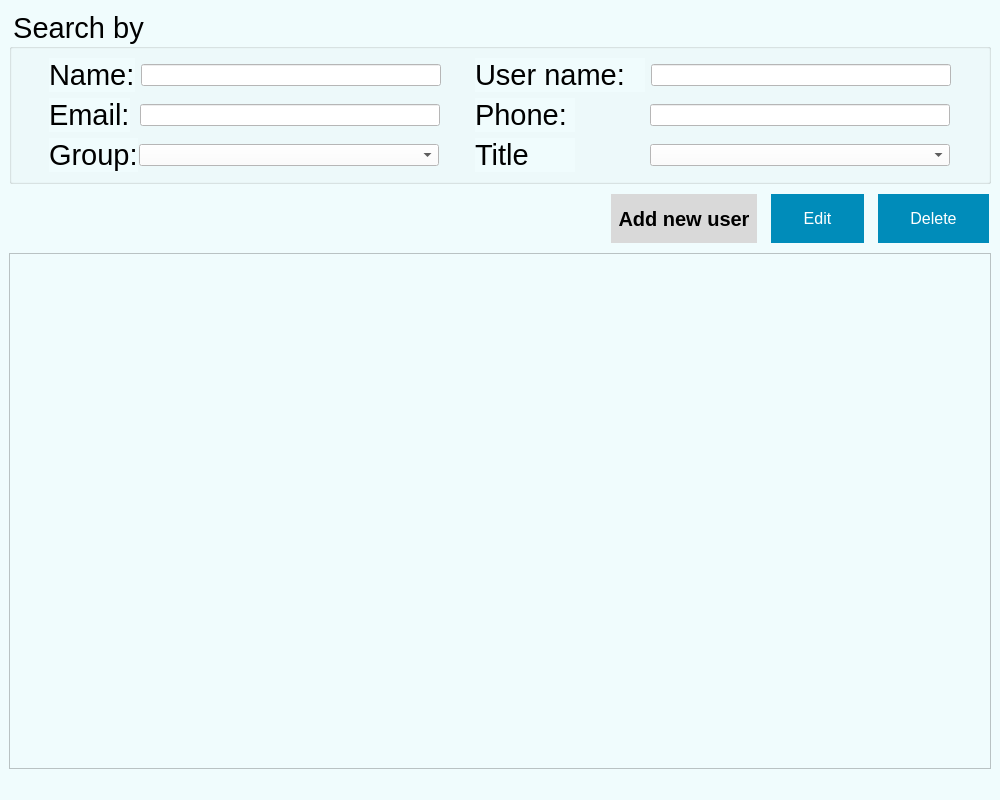
The window that forms/employees_manager_GUI.ui (nasserahmed96/invoces_manager) describes before a commit, drawn with Qt 5.
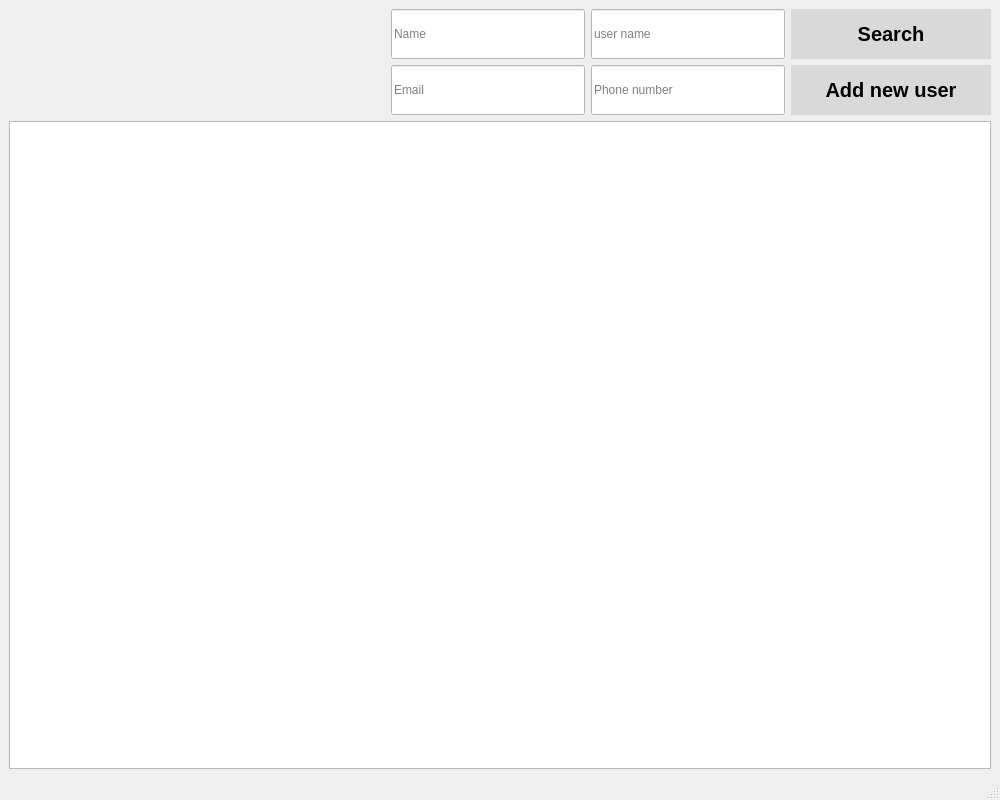
The same window after the commit.

Commit message: Added Employees table model, using dataframes as Datasource

Diff of the .ui file:
```diff
--- a/forms/employees_manager_GUI.ui
+++ b/forms/employees_manager_GUI.ui
@@ -32,546 +32,260 @@
    <string>Employee management</string>
   </property>
   <property name="styleSheet">
-   <string notr="true">background-color:#f0fcfd;</string>
+   <string notr="true"/>
   </property>
   <widget class="QWidget" name="centralwidget">
-   <layout class="QVBoxLayout" name="verticalLayout_3">
+   <layout class="QVBoxLayout" name="verticalLayout">
     <item>
-     <widget class="QGroupBox" name="groupBox">
-      <property name="font">
-       <font>
-        <pointsize>22</pointsize>
-       </font>
+     <layout class="QHBoxLayout" name="horizontalLayout">
+      <property name="bottomMargin">
+       <number>0</number>
       </property>
-      <property name="title">
-       <string>Search by</string>
-      </property>
-      <layout class="QHBoxLayout" name="horizontalLayout_8">
-       <item>
-        <layout class="QVBoxLayout" name="verticalLayout">
-         <item>
-          <layout class="QHBoxLayout" name="horizontalLayout">
-           <property name="sizeConstraint">
-            <enum>QLayout::SetFixedSize</enum>
-           </property>
-           <property name="leftMargin">
-            <number>0</number>
-           </property>
-           <item>
-            <widget class="QLabel" name="nameLabel">
-             <property name="sizePolicy">
-              <sizepolicy hsizetype="Fixed" vsizetype="Preferred">
-               <horstretch>0</horstretch>
-               <verstretch>0</verstretch>
-              </sizepolicy>
-             </property>
-             <property name="maximumSize">
-              <size>
-               <width>100</width>
-               <height>100</height>
-              </size>
-             </property>
-             <property name="font">
-              <font>
-               <pointsize>22</pointsize>
-              </font>
-             </property>
-             <property name="text">
-              <string>Name:</string>
-             </property>
-            </widget>
-           </item>
-           <item>
-            <widget class="QLineEdit" name="nameLineEdit">
-             <property name="sizePolicy">
-              <sizepolicy hsizetype="Fixed" vsizetype="Fixed">
-               <horstretch>0</horstretch>
-               <verstretch>0</verstretch>
-              </sizepolicy>
-             </property>
-             <property name="minimumSize">
-              <size>
-               <width>300</width>
-               <height>0</height>
-              </size>
-             </property>
-             <property name="maximumSize">
-              <size>
-               <width>300</width>
-               <height>16777215</height>
-              </size>
-             </property>
-             <property name="layoutDirection">
-              <enum>Qt::LeftToRight</enum>
-             </property>
-             <property name="styleSheet">
-              <string notr="true">background-color:white;</string>
-             </property>
-            </widget>
-           </item>
-          </layout>
-         </item>
-         <item>
-          <layout class="QHBoxLayout" name="horizontalLayout_3">
-           <property name="spacing">
-            <number>10</number>
-           </property>
-           <property name="sizeConstraint">
-            <enum>QLayout::SetFixedSize</enum>
-           </property>
-           <item>
-            <widget class="QLabel" name="emailLabel">
-             <property name="sizePolicy">
-              <sizepolicy hsizetype="Fixed" vsizetype="Preferred">
-               <horstretch>0</horstretch>
-               <verstretch>0</verstretch>
-              </sizepolicy>
-             </property>
-             <property name="font">
-              <font>
-               <pointsize>22</pointsize>
-              </font>
-             </property>
-             <property name="text">
-              <string>Email:</string>
-             </property>
-            </widget>
-           </item>
-           <item>
-            <widget class="QLineEdit" name="emailLabel_2">
-             <property name="sizePolicy">
-              <sizepolicy hsizetype="Fixed" vsizetype="Fixed">
-               <horstretch>0</horstretch>
-               <verstretch>0</verstretch>
-              </sizepolicy>
-             </property>
-             <property name="minimumSize">
-              <size>
-               <width>300</width>
-               <height>0</height>
-              </size>
-             </property>
-             <property name="maximumSize">
-              <size>
-               <width>300</width>
-               <height>16777215</height>
-              </size>
-             </property>
-             <property name="styleSheet">
-              <string notr="true">background-color:white;</string>
-             </property>
-            </widget>
-           </item>
-          </layout>
-         </item>
-         <item>
-          <layout class="QHBoxLayout" name="horizontalLayout_5">
-           <property name="spacing">
-            <number>1</number>
-           </property>
-           <property name="sizeConstraint">
-            <enum>QLayout::SetFixedSize</enum>
-           </property>
-           <item>
-            <widget class="QLabel" name="nameLabel_5">
-             <property name="sizePolicy">
-              <sizepolicy hsizetype="Fixed" vsizetype="Preferred">
-               <horstretch>0</horstretch>
-               <verstretch>0</verstretch>
-              </sizepolicy>
-             </property>
-             <property name="font">
-              <font>
-               <pointsize>22</pointsize>
-              </font>
-             </property>
-             <property name="text">
-              <string>Group:</string>
-             </property>
-            </widget>
-           </item>
-           <item>
-            <widget class="QComboBox" name="comboBox">
-             <property name="sizePolicy">
-              <sizepolicy hsizetype="Fixed" vsizetype="Fixed">
-               <horstretch>0</horstretch>
-               <verstretch>0</verstretch>
-              </sizepolicy>
-             </property>
-             <property name="minimumSize">
-              <size>
-               <width>300</width>
-               <height>0</height>
-              </size>
-             </property>
-             <property name="maximumSize">
-              <size>
-               <width>300</width>
-               <height>16777215</height>
-              </size>
-             </property>
-             <property name="styleSheet">
-              <string notr="true">background-color:white;</string>
-             </property>
-            </widget>
-           </item>
-          </layout>
-         </item>
-        </layout>
-       </item>
-       <item>
-        <layout class="QVBoxLayout" name="verticalLayout_2">
-         <property name="sizeConstraint">
-          <enum>QLayout::SetMaximumSize</enum>
-         </property>
-         <item>
-          <layout class="QHBoxLayout" name="horizontalLayout_2">
-           <property name="sizeConstraint">
-            <enum>QLayout::SetMaximumSize</enum>
-           </property>
-           <property name="leftMargin">
-            <number>0</number>
-           </property>
-           <item>
-            <widget class="QLabel" name="nameLabel_2">
-             <property name="sizePolicy">
-              <sizepolicy hsizetype="Fixed" vsizetype="Preferred">
-               <horstretch>0</horstretch>
-               <verstretch>0</verstretch>
-              </sizepolicy>
-             </property>
-             <property name="maximumSize">
-              <size>
-               <width>170</width>
-               <height>100</height>
-              </size>
-             </property>
-             <property name="font">
-              <font>
-               <pointsize>22</pointsize>
-              </font>
-             </property>
-             <property name="text">
-              <string>User name:</string>
-             </property>
-            </widget>
-           </item>
-           <item>
-            <widget class="QLineEdit" name="nameLineEdit_2">
-             <property name="sizePolicy">
-              <sizepolicy hsizetype="Expanding" vsizetype="Fixed">
-               <horstretch>0</horstretch>
-               <verstretch>0</verstretch>
-              </sizepolicy>
-             </property>
-             <property name="minimumSize">
-              <size>
-               <width>300</width>
-               <height>0</height>
-              </size>
-             </property>
-             <property name="maximumSize">
-              <size>
-               <width>300</width>
-               <height>16777215</height>
-              </size>
-             </property>
-             <property name="layoutDirection">
-              <enum>Qt::LeftToRight</enum>
-             </property>
-             <property name="styleSheet">
-              <string notr="true">background-color:white;</string>
-             </property>
-            </widget>
-           </item>
-          </layout>
-         </item>
-         <item>
-          <layout class="QHBoxLayout" name="horizontalLayout_4">
-           <property name="spacing">
-            <number>75</number>
-           </property>
-           <property name="sizeConstraint">
-            <enum>QLayout::SetMaximumSize</enum>
-           </property>
-           <property name="leftMargin">
-            <number>0</number>
-           </property>
-           <item>
-            <widget class="QLabel" name="nameLabel_4">
-             <property name="sizePolicy">
-              <sizepolicy hsizetype="Fixed" vsizetype="Preferred">
-               <horstretch>0</horstretch>
-               <verstretch>0</verstretch>
-              </sizepolicy>
-             </property>
-             <property name="maximumSize">
-              <size>
-               <width>100</width>
-               <height>100</height>
-              </size>
-             </property>
-             <property name="font">
-              <font>
-               <pointsize>22</pointsize>
-              </font>
-             </property>
-             <property name="text">
-              <string>Phone:</string>
-             </property>
-            </widget>
-           </item>
-           <item>
-            <widget class="QLineEdit" name="nameLineEdit_4">
-             <property name="sizePolicy">
-              <sizepolicy hsizetype="Expanding" vsizetype="Fixed">
-               <horstretch>0</horstretch>
-               <verstretch>0</verstretch>
-              </sizepolicy>
-             </property>
-             <property name="minimumSize">
-              <size>
-               <width>300</width>
-               <height>0</height>
-              </size>
-             </property>
-             <property name="maximumSize">
-              <size>
-               <width>300</width>
-               <height>16777215</height>
-              </size>
-             </property>
-             <property name="layoutDirection">
-              <enum>Qt::LeftToRight</enum>
-             </property>
-             <property name="styleSheet">
-              <string notr="true">background-color:white;</string>
-             </property>
-            </widget>
-           </item>
-          </layout>
-         </item>
-         <item>
-          <layout class="QHBoxLayout" name="horizontalLayout_6">
-           <property name="spacing">
-            <number>75</number>
-           </property>
-           <property name="sizeConstraint">
-            <enum>QLayout::SetMaximumSize</enum>
-           </property>
-           <item>
-            <widget class="QLabel" name="nameLabel_6">
-             <property name="sizePolicy">
-              <sizepolicy hsizetype="Fixed" vsizetype="Preferred">
-               <horstretch>0</horstretch>
-               <verstretch>0</verstretch>
-              </sizepolicy>
-             </property>
-             <property name="maximumSize">
-              <size>
-               <width>100</width>
-               <height>100</height>
-              </size>
-             </property>
-             <property name="sizeIncrement">
-              <size>
-               <width>170</width>
-               <height>100</height>
-              </size>
-             </property>
-             <property name="font">
-              <font>
-               <pointsize>22</pointsize>
-              </font>
-             </property>
-             <property name="text">
-              <string>Title</string>
-             </property>
-            </widget>
-           </item>
-           <item>
-            <widget class="QComboBox" name="comboBox_2">
-             <property name="sizePolicy">
-              <sizepolicy hsizetype="Expanding" vsizetype="Fixed">
-               <horstretch>0</horstretch>
-               <verstretch>0</verstretch>
-              </sizepolicy>
-             </property>
-             <property name="minimumSize">
-              <size>
-               <width>300</width>
-               <height>0</height>
-              </size>
-             </property>
-             <property name="maximumSize">
-              <size>
-               <width>300</width>
-               <height>16777215</height>
-              </size>
-             </property>
-             <property name="styleSheet">
-              <string notr="true">background-color:white;</string>
-             </property>
-            </widget>
-           </item>
-          </layout>
-         </item>
-        </layout>
-       </item>
-      </layout>
-     </widget>
-    </item>
-    <item>
-     <layout class="QHBoxLayout" name="horizontalLayout_7">
       <item>
        <spacer name="horizontalSpacer">
         <property name="orientation">
          <enum>Qt::Horizontal</enum>
         </property>
+        <property name="sizeType">
+         <enum>QSizePolicy::Expanding</enum>
+        </property>
         <property name="sizeHint" stdset="0">
          <size>
-          <width>578</width>
+          <width>80</width>
           <height>20</height>
          </size>
         </property>
        </spacer>
       </item>
       <item>
-       <layout class="QHBoxLayout" name="horizontalLayout_9">
-        <property name="spacing">
-         <number>10</number>
+       <widget class="QLineEdit" name="name_line_edit">
+        <property name="sizePolicy">
+         <sizepolicy hsizetype="Preferred" vsizetype="Preferred">
+          <horstretch>0</horstretch>
+          <verstretch>0</verstretch>
+         </sizepolicy>
         </property>
-        <item>
-         <widget class="QPushButton" name="add_employee_btn">
-          <property name="sizePolicy">
-           <sizepolicy hsizetype="Minimum" vsizetype="Preferred">
-            <horstretch>0</horstretch>
-            <verstretch>0</verstretch>
-           </sizepolicy>
-          </property>
-          <property name="minimumSize">
-           <size>
-            <width>150</width>
-            <height>25</height>
-           </size>
-          </property>
-          <property name="maximumSize">
-           <size>
-            <width>200</width>
-            <height>90</height>
-           </size>
-          </property>
-          <property name="font">
-           <font>
-            <pointsize>15</pointsize>
-            <weight>75</weight>
-            <bold>true</bold>
-            <underline>false</underline>
-            <strikeout>false</strikeout>
-           </font>
-          </property>
-          <property name="styleSheet">
-           <string notr="true">
+        <property name="minimumSize">
+         <size>
+          <width>194</width>
+          <height>50</height>
+         </size>
+        </property>
+        <property name="maximumSize">
+         <size>
+          <width>194</width>
+          <height>50</height>
+         </size>
+        </property>
+        <property name="layoutDirection">
+         <enum>Qt::LeftToRight</enum>
+        </property>
+        <property name="styleSheet">
+         <string notr="true">background-color:white;</string>
+        </property>
+        <property name="placeholderText">
+         <string>Name</string>
+        </property>
+       </widget>
+      </item>
+      <item>
+       <widget class="QLineEdit" name="username_line_edit">
+        <property name="sizePolicy">
+         <sizepolicy hsizetype="Preferred" vsizetype="Preferred">
+          <horstretch>0</horstretch>
+          <verstretch>0</verstretch>
+         </sizepolicy>
+        </property>
+        <property name="minimumSize">
+         <size>
+          <width>194</width>
+          <height>50</height>
+         </size>
+        </property>
+        <property name="maximumSize">
+         <size>
+          <width>194</width>
+          <height>50</height>
+         </size>
+        </property>
+        <property name="layoutDirection">
+         <enum>Qt::LeftToRight</enum>
+        </property>
+        <property name="styleSheet">
+         <string notr="true">background-color:white;</string>
+        </property>
+        <property name="placeholderText">
+         <string>user name</string>
+        </property>
+       </widget>
+      </item>
+      <item>
+       <widget class="QPushButton" name="search_employee_btn">
+        <property name="sizePolicy">
+         <sizepolicy hsizetype="Preferred" vsizetype="Preferred">
+          <horstretch>0</horstretch>
+          <verstretch>0</verstretch>
+         </sizepolicy>
+        </property>
+        <property name="minimumSize">
+         <size>
+          <width>200</width>
+          <height>50</height>
+         </size>
+        </property>
+        <property name="maximumSize">
+         <size>
+          <width>300</width>
+          <height>100</height>
+         </size>
+        </property>
+        <property name="font">
+         <font>
+          <pointsize>15</pointsize>
+          <weight>75</weight>
+          <bold>true</bold>
+          <underline>false</underline>
+          <strikeout>false</strikeout>
+         </font>
+        </property>
+        <property name="styleSheet">
+         <string notr="true">
   background-color: #D9D9D9;
   border: none;
   color: black;
   text-align: center;
   text-decoration: none;
-  margin: 4px 2px;
 </string>
-          </property>
-          <property name="text">
-           <string>Add new user</string>
-          </property>
-         </widget>
-        </item>
-        <item>
-         <widget class="QPushButton" name="edit_employee_btn">
-          <property name="enabled">
-           <bool>false</bool>
-          </property>
-          <property name="sizePolicy">
-           <sizepolicy hsizetype="Fixed" vsizetype="Fixed">
-            <horstretch>0</horstretch>
-            <verstretch>0</verstretch>
-           </sizepolicy>
-          </property>
-          <property name="maximumSize">
-           <size>
-            <width>200</width>
-            <height>90</height>
-           </size>
-          </property>
-          <property name="font">
-           <font>
-            <pointsize>-1</pointsize>
-            <underline>false</underline>
-            <strikeout>false</strikeout>
-           </font>
-          </property>
-          <property name="styleSheet">
-           <string notr="true">
-  background-color: #008CBA;
+        </property>
+        <property name="text">
+         <string>Search</string>
+        </property>
+       </widget>
+      </item>
+     </layout>
+    </item>
+    <item>
+     <layout class="QHBoxLayout" name="horizontalLayout_2">
+      <property name="bottomMargin">
+       <number>0</number>
+      </property>
+      <item>
+       <spacer name="horizontalSpacer_2">
+        <property name="orientation">
+         <enum>Qt::Horizontal</enum>
+        </property>
+        <property name="sizeType">
+         <enum>QSizePolicy::Expanding</enum>
+        </property>
+        <property name="sizeHint" stdset="0">
+         <size>
+          <width>80</width>
+          <height>20</height>
+         </size>
+        </property>
+       </spacer>
+      </item>
+      <item>
+       <widget class="QLineEdit" name="email_line_edit">
+        <property name="sizePolicy">
+         <sizepolicy hsizetype="Preferred" vsizetype="Fixed">
+          <horstretch>0</horstretch>
+          <verstretch>0</verstretch>
+         </sizepolicy>
+        </property>
+        <property name="minimumSize">
+         <size>
+          <width>194</width>
+          <height>50</height>
+         </size>
+        </property>
+        <property name="maximumSize">
+         <size>
+          <width>194</width>
+          <height>50</height>
+         </size>
+        </property>
+        <property name="styleSheet">
+         <string notr="true">background-color:white;</string>
+        </property>
+        <property name="placeholderText">
+         <string>Email</string>
+        </property>
+       </widget>
+      </item>
+      <item>
+       <widget class="QLineEdit" name="phone_number_line_edit">
+        <property name="sizePolicy">
+         <sizepolicy hsizetype="Preferred" vsizetype="Fixed">
+          <horstretch>0</horstretch>
+          <verstretch>0</verstretch>
+         </sizepolicy>
+        </property>
+        <property name="minimumSize">
+         <size>
+          <width>194</width>
+          <height>50</height>
+         </size>
+        </property>
+        <property name="maximumSize">
+         <size>
+          <width>194</width>
+          <height>50</height>
+         </size>
+        </property>
+        <property name="layoutDirection">
+         <enum>Qt::LeftToRight</enum>
+        </property>
+        <property name="styleSheet">
+         <string notr="true">background-color:white;</string>
+        </property>
+        <property name="placeholderText">
+         <string>Phone number</string>
+        </property>
+       </widget>
+      </item>
+      <item>
+       <widget class="QPushButton" name="add_employee_btn">
+        <property name="sizePolicy">
+         <sizepolicy hsizetype="Preferred" vsizetype="Fixed">
+          <horstretch>0</horstretch>
+          <verstretch>0</verstretch>
+         </sizepolicy>
+        </property>
+        <property name="minimumSize">
+         <size>
+          <width>200</width>
+          <height>50</height>
+         </size>
+        </property>
+        <property name="maximumSize">
+         <size>
+          <width>300</width>
+          <height>100</height>
+         </size>
+        </property>
+        <property name="font">
+         <font>
+          <pointsize>15</pointsize>
+          <weight>75</weight>
+          <bold>true</bold>
+          <underline>false</underline>
+          <strikeout>false</strikeout>
+         </font>
+        </property>
+        <property name="styleSheet">
+         <string notr="true">
+  background-color: #D9D9D9;
   border: none;
-  color: white;
-  padding: 15px 32px;
+  color: black;
   text-align: center;
   text-decoration: none;
-  display: inline-block;
-  font-size: 16px;
-  margin: 4px 2px;
-  cursor: pointer;
 </string>
-          </property>
-          <property name="text">
-           <string>Edit</string>
-          </property>
-         </widget>
-        </item>
-        <item>
-         <widget class="QPushButton" name="delete_employee_btn">
-          <property name="enabled">
-           <bool>false</bool>
-          </property>
-          <property name="sizePolicy">
-           <sizepolicy hsizetype="Fixed" vsizetype="Fixed">
-            <horstretch>0</horstretch>
-            <verstretch>0</verstretch>
-           </sizepolicy>
-          </property>
-          <property name="maximumSize">
-           <size>
-            <width>200</width>
-            <height>90</height>
-           </size>
-          </property>
-          <property name="font">
-           <font>
-            <pointsize>-1</pointsize>
-            <underline>false</underline>
-            <strikeout>false</strikeout>
-           </font>
-          </property>
-          <property name="styleSheet">
-           <string notr="true">
-  background-color: #008CBA;
-  border: none;
-  color: white;
-  padding: 15px 32px;
-  text-align: center;
-  text-decoration: none;
-  display: inline-block;
-  font-size: 16px;
-  margin: 4px 2px;
-  cursor: pointer;
-</string>
-          </property>
-          <property name="text">
-           <string>Delete</string>
-          </property>
-         </widget>
-        </item>
-       </layout>
+        </property>
+        <property name="text">
+         <string>Add new user</string>
+        </property>
+       </widget>
       </item>
      </layout>
     </item>
```
The commit also changes 25 other files.
